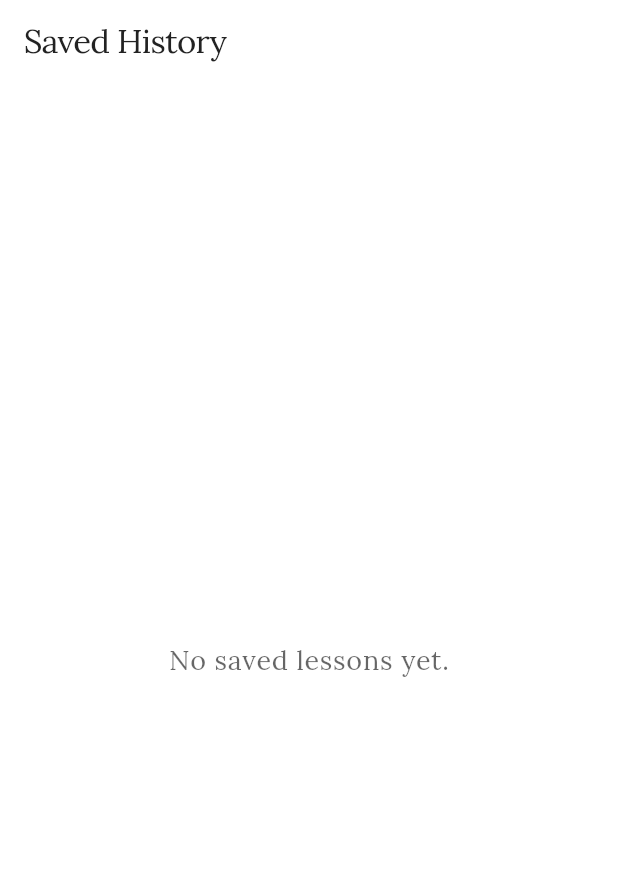
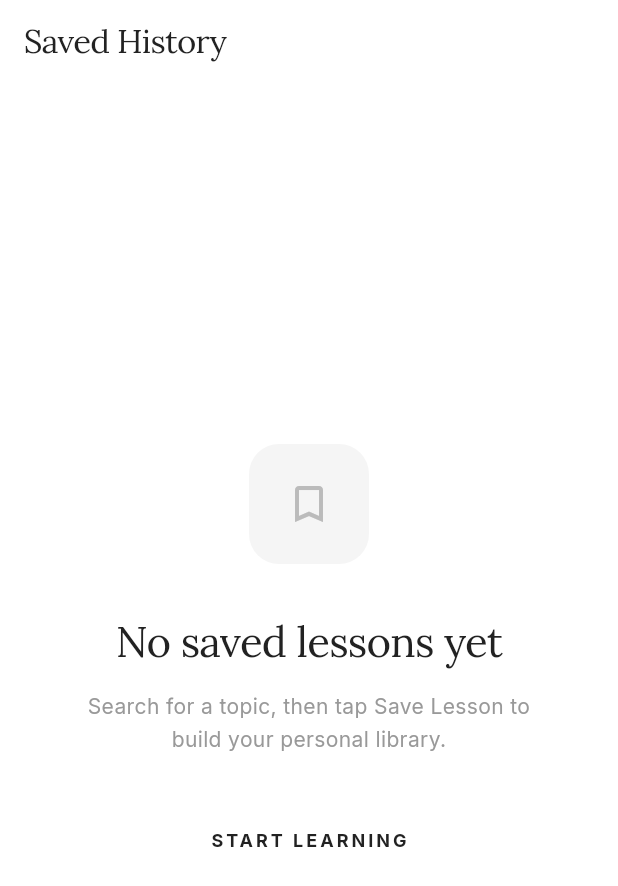
Before and after one commit to hungHoni/search_app, a Flutter app: the BookmarksScreen screen opened by its route, on a phone screen of 412 x 824 dp. Shown: the top 886 px of the screen. Run offline on Flutter 3.47's test engine with Material 3 defaults, Android fonts, the phone set to English and light mode, and no system bars; our stand-ins replace cloud_firestore, firebase_auth, firebase_core, flutter_dotenv, go_router, google_fonts and 2 more; accounts and stored records are empty.

Commit message:
feat: UI Polish & Onboarding
- Add 3-screen cinematic onboarding flow with editorial typography
- Add shared_preferences for first-launch detection in AuthWrapper
- Create ShimmerSkeleton widget replacing all CircularProgressIndicator
- Create EmptyStateView widget for Bookmarks and Search empty states
- Fix go_router redirect guard to whitelist /onboarding route
- flutter analyze: No issues found

```diff
--- a/lib/core/router/app_router.dart
+++ b/lib/core/router/app_router.dart
@@ -9,6 +9,7 @@ import '../../presentation/screens/bookmarks_screen.dart';
 import '../../domain/models/saved_search.dart';
 import '../../domain/models/flashcard.dart';
 import '../../presentation/screens/flashcard_review_screen.dart';
+import '../../presentation/screens/onboarding_screen.dart';
 
 // Provides standard routing for the application with Deep Linking support
 final GoRouter appRouter = GoRouter(
@@ -19,6 +20,12 @@ final GoRouter appRouter = GoRouter(
       path: '/',
       builder: (BuildContext context, GoRouterState state) {
         return const AuthWrapper();
+      },
+    ),
+    GoRoute(
+      path: '/onboarding',
+      builder: (BuildContext context, GoRouterState state) {
+        return const OnboardingScreen();
       },
     ),
     GoRoute(
@@ -96,8 +103,12 @@ final GoRouter appRouter = GoRouter(
     final bool loggedIn = FirebaseAuth.instance.currentUser != null;
     final bool loggingIn =
         state.matchedLocation == '/login' || state.matchedLocation == '/signup';
+    final bool onboarding = state.matchedLocation == '/onboarding';
 
-    if (!loggedIn && !loggingIn && state.matchedLocation != '/') {
+    if (!loggedIn &&
+        !loggingIn &&
+        !onboarding &&
+        state.matchedLocation != '/') {
       return '/login';
     }
 
--- a/lib/presentation/screens/bookmarks_screen.dart
+++ b/lib/presentation/screens/bookmarks_screen.dart
@@ -10,6 +10,8 @@ import 'package:flutter/services.dart';
 import '../../core/utils/markdown_exporter.dart';
 import '../../domain/repositories/search_repository.dart';
 import '../../infrastructure/gemini_search_service.dart';
+import '../widgets/shimmer_skeleton.dart';
+import '../widgets/empty_state_view.dart';
 
 class BookmarksScreen extends StatefulWidget {
   const BookmarksScreen({super.key});
@@ -47,9 +49,7 @@ class _BookmarksScreenState extends State<BookmarksScreen> {
           stream: _bookmarkService.watchSavedSearches(_uid),
           builder: (context, snapshot) {
             if (snapshot.connectionState == ConnectionState.waiting) {
-              return const Center(
-                child: CircularProgressIndicator(strokeWidth: 2),
-              );
+              return const ShimmerSkeleton(lines: 4);
             }
 
             if (snapshot.hasError) {
@@ -63,13 +63,13 @@ class _BookmarksScreenState extends State<BookmarksScreen> {
 
             final bookmarks = snapshot.data ?? [];
             if (bookmarks.isEmpty) {
-              return Center(
-                child: Text(
-                  "No saved lessons yet.",
-                  style: Theme.of(context).textTheme.bodyLarge?.copyWith(
-                    color: Theme.of(context).hintColor,
-                  ),
-                ),
+              return EmptyStateView(
+                icon: Icons.bookmark_border,
+                headline: "No saved lessons yet",
+                subtitle:
+                    "Search for a topic, then tap Save Lesson to build your personal library.",
+                actionLabel: "START LEARNING",
+                onAction: () => context.go('/search'),
               );
             }
 
--- /dev/null
+++ b/lib/presentation/widgets/empty_state_view.dart
@@ -0,0 +1,102 @@
+import 'package:flutter/material.dart';
+import 'package:google_fonts/google_fonts.dart';
+import '../widgets/animated_fade_item.dart';
+
+/// A premium, editorial-style empty state widget that displays a message
+/// with an icon and optional action button. Follows the strict monochromatic
+/// aesthetic with staggered entrance animations.
+class EmptyStateView extends StatelessWidget {
+  final IconData icon;
+  final String headline;
+  final String subtitle;
+  final String? actionLabel;
+  final VoidCallback? onAction;
+
+  const EmptyStateView({
+    super.key,
+    required this.icon,
+    required this.headline,
+    required this.subtitle,
+    this.actionLabel,
+    this.onAction,
+  });
+
+  @override
+  Widget build(BuildContext context) {
+    return Center(
+      child: Padding(
+        padding: const EdgeInsets.symmetric(horizontal: 48),
+        child: Column(
+          mainAxisSize: MainAxisSize.min,
+          children: [
+            // Icon container with subtle bg
+            AnimatedFadeItem(
+              delay: const Duration(milliseconds: 100),
+              child: Container(
+                width: 80,
+                height: 80,
+                decoration: BoxDecoration(
+                  color: const Color(0xFFF5F5F5),
+                  borderRadius: BorderRadius.circular(20),
+                ),
+                child: Icon(icon, size: 32, color: const Color(0xFFBBBBBB)),
+              ),
+            ),
+            const SizedBox(height: 32),
+
+            // Headline
+            AnimatedFadeItem(
+              delay: const Duration(milliseconds: 250),
+              child: Text(
+                headline,
+                style: GoogleFonts.lora(
+                  fontSize: 28,
+                  fontWeight: FontWeight.w400,
+                  letterSpacing: -0.5,
+                  color: const Color(0xFF222222),
+                ),
+                textAlign: TextAlign.center,
+              ),
+            ),
+            const SizedBox(height: 12),
+
+            // Subtitle
+            AnimatedFadeItem(
+              delay: const Duration(milliseconds: 400),
+              child: Text(
+                subtitle,
+                style: GoogleFonts.inter(
+                  fontSize: 14,
+                  fontWeight: FontWeight.w400,
+                  height: 1.6,
+                  color: const Color(0xFF999999),
+                ),
+                textAlign: TextAlign.center,
+              ),
+            ),
+
+            // Optional CTA
+            if (actionLabel != null && onAction != null) ...[
+              const SizedBox(height: 32),
+              AnimatedFadeItem(
+                delay: const Duration(milliseconds: 550),
+                child: TextButton(
+                  onPressed: onAction,
+                  child: Text(
+                    actionLabel!,
+                    style: GoogleFonts.inter(
+                      fontSize: 12,
+                      fontWeight: FontWeight.w700,
+                      letterSpacing: 2.0,
+                      color: const Color(0xFF222222),
+                    ),
+                  ),
+                ),
+              ),
+            ],
+          ],
+        ),
+      ),
+    );
+  }
+}
--- a/pubspec.yaml
+++ b/pubspec.yaml
@@ -41,6 +41,7 @@ dependencies:
   firebase_auth: ^6.2.0
   cloud_firestore: ^6.1.3
   go_router: ^17.1.0
+  shared_preferences: ^2.5.4
 
 dev_dependencies:
   flutter_test:
```
Also changed, not shown: lib/presentation/screens/auth_screen.dart (+38 -1 lines), lib/presentation/screens/onboarding_screen.dart (added, +243 -0 lines), lib/presentation/screens/search_screen.dart (+7 -6 lines), lib/presentation/widgets/shimmer_skeleton.dart (added, +121 -0 lines), pubspec.lock, 1 other file.
